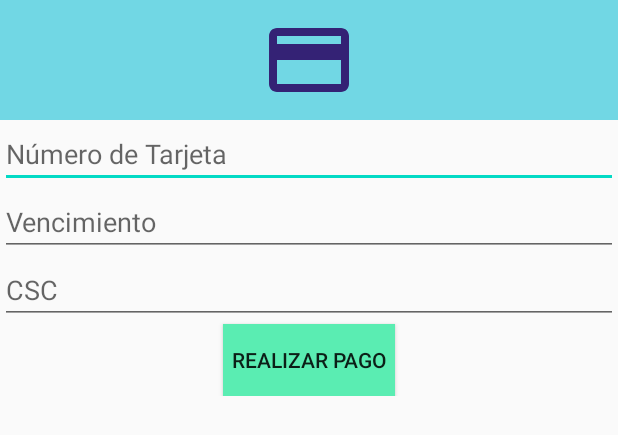
After one commit to IgnacioJaen/Frontend_NA, an Android app: the layout activity_dialog_premium.xml on its own in the app's theme, with its tools: preview values and no code run, on a phone screen of 412 x 824 dp. The commit adds this screen. Shown: the top 435 px of the screen. Run offline under Robolectric (Android 15) with nearby library versions, the phone set to English and light mode, and no system bars.

Commit message:
Agregando alert dialog personalizado para simulacion de pago por internet, agregando campo de confirmacion de password y agregando validacion de email

```diff
--- /dev/null
+++ b/Frontend/app/src/main/res/drawable/ic_creditcard.xml
@@ -0,0 +1,5 @@
+<vector android:height="24dp" android:tint="#342275"
+    android:viewportHeight="24" android:viewportWidth="24"
+    android:width="24dp" xmlns:android="http://schemas.android.com/apk/res/android">
+    <path android:fillColor="@android:color/white" android:pathData="M20,4L4,4c-1.11,0 -1.99,0.89 -1.99,2L2,18c0,1.11 0.89,2 2,2h16c1.11,0 2,-0.89 2,-2L22,6c0,-1.11 -0.89,-2 -2,-2zM20,18L4,18v-6h16v6zM20,8L4,8L4,6h16v2z"/>
+</vector>
--- /dev/null
+++ b/Frontend/app/src/main/res/layout/activity_dialog_premium.xml
@@ -0,0 +1,32 @@
+<?xml version="1.0" encoding="utf-8"?>
+<LinearLayout xmlns:android="http://schemas.android.com/apk/res/android"
+              android:layout_width="match_parent"
+              android:orientation="vertical"
+              android:gravity="center"
+              android:layout_height="wrap_content">
+    <ImageView android:layout_width="match_parent" android:layout_height="80dp"
+               android:background="#8B00BCD4"
+               android:src="@drawable/ic_creditcard"
+               android:padding="8dp"
+
+    ></ImageView>
+
+    <EditText android:layout_width="match_parent" android:layout_height="wrap_content"
+              android:hint="Número de Tarjeta"
+              android:id="@+id/etCardNumber"
+              ></EditText>
+    <EditText android:layout_width="match_parent" android:layout_height="wrap_content"
+                android:hint="Vencimiento"
+                android:id="@+id/etExpiration"
+              ></EditText>
+    <EditText android:layout_width="match_parent" android:layout_height="wrap_content"
+              android:hint="CSC"
+              android:id="@+id/etCsc"
+    ></EditText>
+    <Button android:layout_width="wrap_content" android:layout_height="wrap_content"
+            android:text="Realizar Pago"
+            android:padding="5dp"
+            android:background="#5AEDB2"
+            android:id="@+id/payButton"
+            ></Button>
+</LinearLayout>
```
Also changed, not shown: Frontend/app/src/main/java/com/example/frontend/activity/EditUserActivity.java (+6 -2 lines), Frontend/app/src/main/java/com/example/frontend/activity/SignUpActivity.java (+42 -3 lines), Frontend/app/src/main/res/layout/activity_edit_user.xml (+10 -0 lines), Frontend/app/src/main/res/layout/activity_signup.xml (+10 -0 lines).
